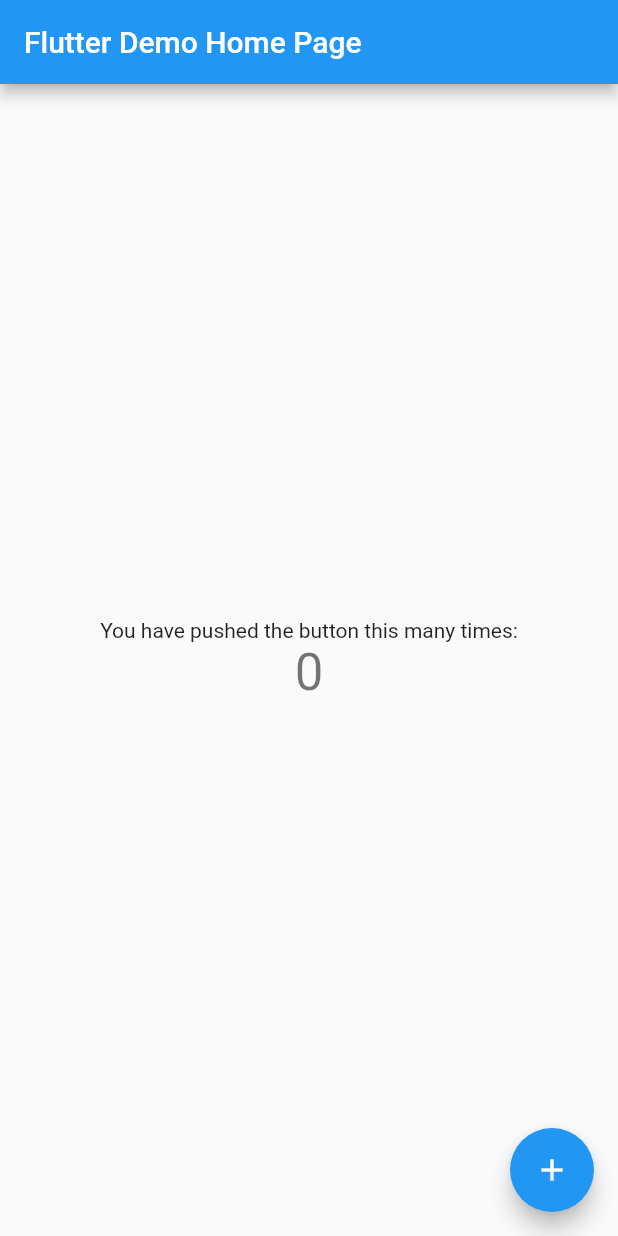
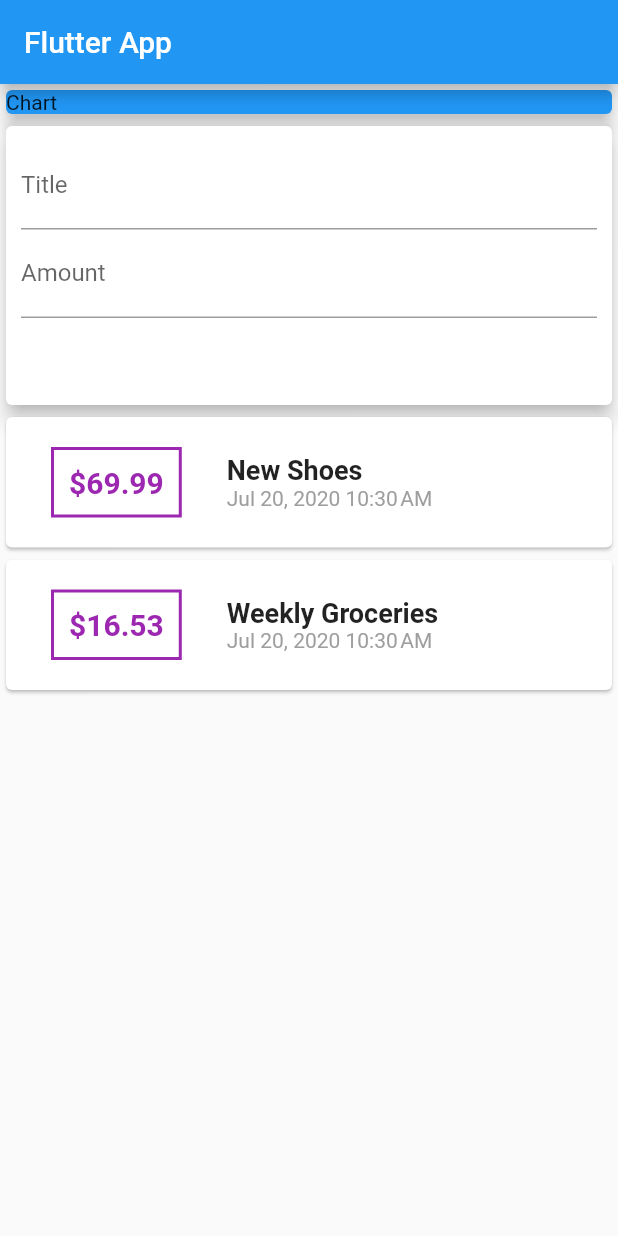
Before and after one commit to Amitpatil215/Expense-Tracker, a Flutter app: the screen it shows after launch, on a phone screen of 412 x 824 dp. Run offline on Flutter 3.47's test engine with Material 2 defaults, Android fonts, the phone set to English and light mode, and no system bars; statements that could not run were skipped.

Commit message:
Transaction List and text field ui
Text Controller used for inputting text from text field and commented old school way

```diff
--- a/lib/main.dart
+++ b/lib/main.dart
@@ -1,116 +1,132 @@
 import 'package:flutter/material.dart';
+import 'package:intl/intl.dart';
+import './transaction.dart';
 
 void main() {
-  runApp(MyApp());
+  runApp(MaterialApp(
+    home: MyHomePage(),
+  ));
 }
-class MyApp extends StatelessWidget {
-  // This widget is the root of your application.
+
+class MyHomePage extends StatelessWidget {
+
+   /*String titleInput;
+   String amountInput;*/
+   final titleController=TextEditingController();
+   final amountController=TextEditingController();
+
+  final List<Transaction> transactions = [
+    Transaction(
+        id: "t1", title: "New Shoes", amount: 69.99, date: DateTime.now()),
+    Transaction(
+        id: "t2",
+        title: "Weekly Groceries",
+        amount: 16.53,
+        date: DateTime.now()),
+  ];
+
   @override
   Widget build(BuildContext context) {
-    return MaterialApp(
-      title: 'Flutter Demo',
-      theme: ThemeData(
-        // This is the theme of your application.
-        //
-        // Try running your application with "flutter run". You'll see the
-        // application has a blue toolbar. Then, without quitting the app, try
-        // changing the primarySwatch below to Colors.green and then invoke
-        // "hot reload" (press "r" in the console where you ran "flutter run",
-        // or simply save your changes to "hot reload" in a Flutter IDE).
-        // Notice that the counter didn't reset back to zero; the application
-        // is not restarted.
-        primarySwatch: Colors.blue,
-        // This makes the visual density adapt to the platform that you run
-        // the app on. For desktop platforms, the controls will be smaller and
-        // closer together (more dense) than on mobile platforms.
-        visualDensity: VisualDensity.adaptivePlatformDensity,
+    return Scaffold(
+      appBar: AppBar(
+        title: Text("Flutter App"),
       ),
-      home: MyHomePage(title: 'Flutter Demo Home Page'),
+      body: Column(
+        children: <Widget>[
+          Container(
+            width: double.infinity,
+            child: Card(
+              child: Text("Chart"),
+              color: Colors.blue,
+              elevation: 5,
+            ),
+          ),
+          Card(
+            elevation: 5,
+            child: Container(
+              padding: EdgeInsets.all(10),
+              child: Column(
+                crossAxisAlignment: CrossAxisAlignment.end,
+                children: <Widget>[
+                  TextField(
+                    decoration: InputDecoration(labelText: "Title"),
+                    controller: titleController,
+                    /*onChanged: (valueOfTypeString){
+                      titleInput=valueOfTypeString;
+                    },*/
+                  ),
+                  TextField(
+                    decoration: InputDecoration(labelText: "Amount"),
+                    controller: amountController,
+                    /*onChanged: (valueOfTypeString){
+                      amountInput=valueOfTypeString;
+                    },*/
+                  ),
+                  FlatButton(
+                    onPressed: () {
+                      print(titleController.toString();
+
+                    },
+                    child: Text("Add Transaction"),
+                    textColor: Colors.purple,
+                  )
+                ],
+              ),
+            ),
+          ),
+          Column(
+            children: transactions.map((anyVariable) {
+              return Card(
+                child: Row(
+                  children: <Widget>[
+                    Container(
+                      margin: EdgeInsets.symmetric(
+                        vertical: 20,
+                        horizontal: 30,
+                      ),
+                      decoration: BoxDecoration(
+                        border: Border.all(
+                          color: Colors.purple,
+                          width: 2,
+                        ),
+                      ),
+                      padding: EdgeInsets.all(10),
+                      child: Text(
+                        "\$${anyVariable.amount}",
+                        style: TextStyle(
+                          fontWeight: FontWeight.bold,
+                          fontSize: 20,
+                          color: Colors.purple,
+                        ),
+                      ),
+                    ),
+                    Column(
+                      crossAxisAlignment: CrossAxisAlignment.start,
+                      children: <Widget>[
+                        Text(
+                          anyVariable.title,
+                          style: TextStyle(
+                            fontSize: 18,
+                            fontWeight: FontWeight.bold,
+                          ),
+                        ),
+                        Text(
+                          DateFormat.yMMMd("en_US")
+                              .add_jm()
+                              .format(anyVariable.date),
+                          style: TextStyle(
+                            color: Colors.grey,
+                          ),
+                        )
+                      ],
+                    ),
+                  ],
+                ),
+              );
+            }).toList(),
+          )
+        ],
+      ),
     );
   }
 }
-
-class MyHomePage extends StatefulWidget {
-  MyHomePage({Key key, this.title}) : super(key: key);
-
-  // This widget is the home page of your application. It is stateful, meaning
-  // that it has a State object (defined below) that contains fields that affect
-  // how it looks.
-
-  // This class is the configuration for the state. It holds the values (in this
-  // case the title) provided by the parent (in this case the App widget) and
-  // used by the build method of the State. Fields in a Widget subclass are
-  // always marked "final".
-
-  final String title;
-
-  @override
-  _MyHomePageState createState() => _MyHomePageState();
-}
-
-class _MyHomePageState extends State<MyHomePage> {
-  int _counter = 0;
-
-  void _incrementCounter() {
-    setState(() {
-      // This call to setState tells the Flutter framework that something has
-      // changed in this State, which causes it to rerun the build method below
-      // so that the display can reflect the updated values. If we changed
-      // _counter without calling setState(), then the build method would not be
-      // called again, and so nothing would appear to happen.
-      _counter++;
-    });
-  }
-
-  @override
-  Widget build(BuildContext context) {
-    // This method is rerun every time setState is called, for instance as done
-    // by the _incrementCounter method above.
-    //
-    // The Flutter framework has been optimized to make rerunning build methods
-    // fast, so that you can just rebuild anything that needs updating rather
-    // than having to individually change instances of widgets.
-    return Scaffold(
-      appBar: AppBar(
-        // Here we take the value from the MyHomePage object that was created by
-        // the App.build method, and use it to set our appbar title.
-        title: Text(widget.title),
-      ),
-      body: Center(
-        // Center is a layout widget. It takes a single child and positions it
-        // in the middle of the parent.
-        child: Column(
-          // Column is also a layout widget. It takes a list of children and
-          // arranges them vertically. By default, it sizes itself to fit its
-          // children horizontally, and tries to be as tall as its parent.
-          //
-          // Invoke "debug painting" (press "p" in the console, choose the
-          // "Toggle Debug Paint" action from the Flutter Inspector in Android
-          // Studio, or the "Toggle Debug Paint" command in Visual Studio Code)
-          // to see the wireframe for each widget.
-          //
-          // Column has various properties to control how it sizes itself and
-          // how it positions its children. Here we use mainAxisAlignment to
-          // center the children vertically; the main axis here is the vertical
-          // axis because Columns are vertical (the cross axis would be
-          // horizontal).
-          mainAxisAlignment: MainAxisAlignment.center,
-          children: <Widget>[
-            Text(
-              'You have pushed the button this many times:',
-            ),
-            Text(
-              '$_counter',
-              style: Theme.of(context).textTheme.headline4,
-            ),
-          ],
-        ),
-      ),
-      floatingActionButton: FloatingActionButton(
-        onPressed: _incrementCounter,
-        tooltip: 'Increment',
-        child: Icon(Icons.add),
-      ), // This trailing comma makes auto-formatting nicer for build methods.
-    );
-  }
-}
--- /dev/null
+++ b/lib/transaction.dart
@@ -0,0 +1,17 @@
+import 'package:flutter/foundation.dart';
+
+class Transaction {
+  final String id; //unique identity for an transaction
+  final String title; //For what purpose user spent money or description
+  final double amount; //money user spent
+  final DateTime date; //Date when transaction happened
+  //all values are final : there value never changes once transaction is created
+
+  //constructor with named arguments
+  Transaction(
+      {@required this.id,
+      @required this.title,
+      @required this.amount,
+      @required this.date});
+  //for using @required we import material package or foundation.dart(used here) as it is not available in dart
+}
--- a/pubspec.yaml
+++ b/pubspec.yaml
@@ -23,7 +23,7 @@
 dependencies:
   flutter:
     sdk: flutter
-
+  intl: ^0.16.1
 
   # The following adds the Cupertino Icons font to your application.
   # Use with the CupertinoIcons class for iOS style icons.
```
Also changed, not shown: pubspec.lock.
